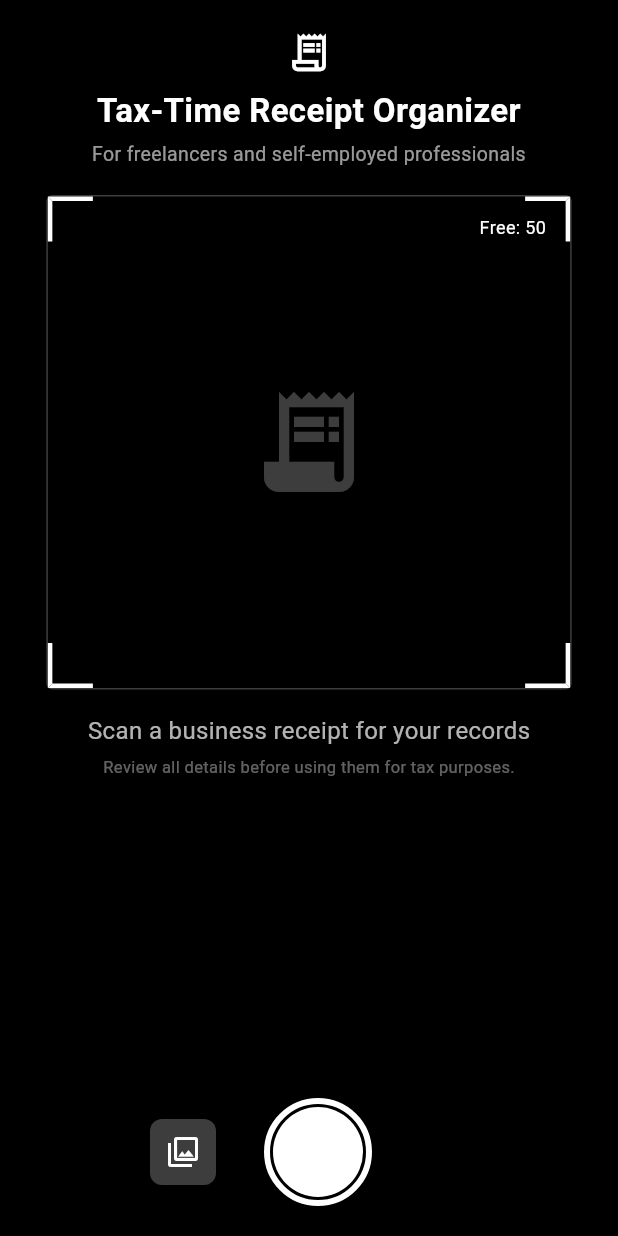
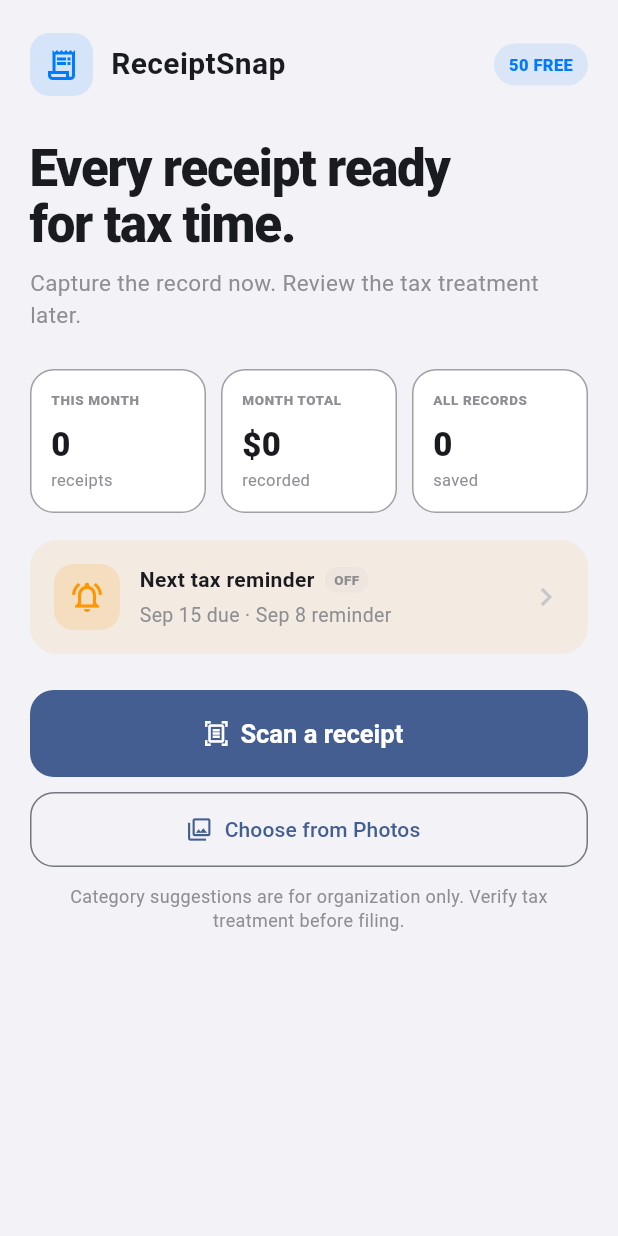
Before and after one commit to bambi2008/receiptsnap, a Flutter app: the CameraScreen screen opened directly, on a phone screen of 412 x 824 dp. Run offline on Flutter 3.47's test engine with Material 3 defaults, Android fonts, the light colour scheme and no system bars; our stand-ins replace csv, flutter_slidable, hive, hive_flutter, image_picker, share_plus; accounts and stored records are empty.

Commit message:
Turn camera landing into tax dashboard

```diff
--- a/app/lib/app.dart
+++ b/app/lib/app.dart
@@ -71,9 +71,9 @@ class _AppShellState extends State<AppShell> {
         onTap: (i) => setState(() => _currentIndex = i),
         items: const [
           BottomNavigationBarItem(
-            icon: Icon(Icons.camera_alt_outlined),
-            activeIcon: Icon(Icons.camera_alt),
-            label: 'Camera',
+            icon: Icon(Icons.home_outlined),
+            activeIcon: Icon(Icons.home),
+            label: 'Home',
           ),
           BottomNavigationBarItem(
             icon: Icon(Icons.receipt_long_outlined),
--- a/app/lib/screens/camera_screen.dart
+++ b/app/lib/screens/camera_screen.dart
@@ -1,12 +1,17 @@
 import 'package:flutter/material.dart';
 import 'package:flutter/services.dart';
+import 'package:hive_flutter/hive_flutter.dart';
 import 'package:image_picker/image_picker.dart';
+import 'package:intl/intl.dart';
 import 'package:provider/provider.dart';
+import '../config/theme.dart';
 import '../providers/receipt_provider.dart';
 import '../providers/subscription_provider.dart';
 import '../models/receipt.dart';
 import '../services/ocr_service.dart';
 import '../services/receipt_image_store.dart';
+import '../services/tax_reminder_service.dart';
+import 'tax_reminders_screen.dart';
 import '../widgets/result_sheet.dart';
 import '../widgets/paywall_sheet.dart';
 
@@ -153,193 +158,180 @@ class _CameraScreenState extends State<CameraScreen> {
     );
   }
 
+  TaxDeadline? _nextTaxDeadline() {
+    final settings = Hive.box('settings');
+    final now = DateTime.now();
+    final deadlines =
+        TaxReminderService.federal2026Deadlines
+            .map((deadline) {
+              final stored =
+                  settings.get(
+                        '${TaxReminderService.dateSettingsKeyPrefix}${deadline.id}',
+                      )
+                      as String?;
+              return deadline.copyWith(
+                date: stored == null ? null : DateTime.tryParse(stored),
+              );
+            })
+            .where((deadline) => deadline.date.isAfter(now))
+            .toList()
+          ..sort((a, b) => a.date.compareTo(b.date));
+    return deadlines.firstOrNull;
+  }
+
   @override
   Widget build(BuildContext context) {
     final sub = context.watch<SubscriptionProvider>();
+    final receipts = context.watch<ReceiptProvider>();
+    final nextDeadline = _nextTaxDeadline();
+    final remindersEnabled =
+        Hive.box(
+              'settings',
+            ).get(TaxReminderService.enabledSettingsKey, defaultValue: false)
+            as bool;
 
     return Scaffold(
-      backgroundColor: Colors.black,
-      body: SafeArea(
-        child: Stack(
+      backgroundColor: AppTheme.bg,
+      body: Stack(
         fit: StackFit.expand,
         children: [
-            // Viewfinder background
-            Column(
+          SafeArea(
+            child: ListView(
+              padding: const EdgeInsets.fromLTRB(20, 22, 20, 28),
               children: [
-                const SizedBox(height: 20),
-                const Icon(
+                Row(
+                  children: [
+                    Container(
+                      width: 42,
+                      height: 42,
+                      decoration: BoxDecoration(
+                        color: AppTheme.blue.withValues(alpha: 0.12),
+                        borderRadius: BorderRadius.circular(13),
+                      ),
+                      child: const Icon(
                         Icons.receipt_long_outlined,
-                  color: Colors.white,
-                  size: 30,
+                        color: AppTheme.blue,
                       ),
-                const SizedBox(height: 8),
+                    ),
+                    const SizedBox(width: 12),
                     const Text(
-                  'Tax-Time Receipt Organizer',
-                  textAlign: TextAlign.center,
+                      'ReceiptSnap',
                       style: TextStyle(
-                    color: Colors.white,
-                    fontSize: 22,
+                        fontSize: 20,
                         fontWeight: FontWeight.w700,
                       ),
                     ),
-                const SizedBox(height: 4),
+                    const Spacer(),
+                    _PlanBadge(
+                      label: sub.isPro ? 'PRO' : '${sub.remainingFree} FREE',
+                    ),
+                  ],
+                ),
+                const SizedBox(height: 30),
                 const Text(
-                  'For freelancers and self-employed professionals',
-                  textAlign: TextAlign.center,
-                  style: TextStyle(color: Colors.white60, fontSize: 13),
+                  'Every receipt ready\nfor tax time.',
+                  style: TextStyle(
+                    fontSize: 34,
+                    height: 1.08,
+                    fontWeight: FontWeight.w800,
+                    letterSpacing: -0.8,
+                  ),
+                ),
+                const SizedBox(height: 10),
+                const Text(
+                  'Capture the record now. Review the tax treatment later.',
+                  style: TextStyle(
+                    color: AppTheme.textSecondary,
+                    fontSize: 15,
+                    height: 1.4,
+                  ),
+                ),
+                const SizedBox(height: 26),
+                Row(
+                  children: [
+                    Expanded(
+                      child: _StatCard(
+                        label: 'THIS MONTH',
+                        value: '${receipts.monthlyCount}',
+                        detail: 'receipts',
+                      ),
+                    ),
+                    const SizedBox(width: 10),
+                    Expanded(
+                      child: _StatCard(
+                        label: 'MONTH TOTAL',
+                        value: NumberFormat.currency(
+                          symbol: r'$',
+                          decimalDigits: 0,
+                        ).format(receipts.monthlyTotal),
+                        detail: 'recorded',
+                      ),
+                    ),
+                    const SizedBox(width: 10),
+                    Expanded(
+                      child: _StatCard(
+                        label: 'ALL RECORDS',
+                        value: '${receipts.count}',
+                        detail: 'saved',
+                      ),
+                    ),
+                  ],
                 ),
                 const SizedBox(height: 18),
-                // Viewfinder frame
-                Container(
-                  width: MediaQuery.of(context).size.width * 0.85,
-                  height: MediaQuery.of(context).size.height * 0.40,
-                  decoration: BoxDecoration(
-                    border: Border.all(color: Colors.white24, width: 1),
-                    borderRadius: BorderRadius.circular(4),
+                _ReminderCard(
+                  deadline: nextDeadline,
+                  enabled: remindersEnabled,
+                  onTap: () =>
+                      Navigator.push(
+                        context,
+                        MaterialPageRoute(
+                          builder: (_) => const TaxRemindersScreen(),
                         ),
-                  child: Stack(
-                    children: [
-                      // Corner brackets
-                      ...['tl', 'tr', 'bl', 'br'].map((pos) {
-                        final isLeft = pos.contains('l');
-                        final isTop = pos.contains('t');
-                        return Positioned(
-                          left: isLeft ? 0 : null,
-                          right: isLeft ? null : 0,
-                          top: isTop ? 0 : null,
-                          bottom: isTop ? null : 0,
-                          child: Container(
-                            width: 30,
-                            height: 30,
-                            decoration: BoxDecoration(
-                              border: Border(
-                                left: isLeft
-                                    ? const BorderSide(
-                                        color: Colors.white,
-                                        width: 3,
-                                      )
-                                    : BorderSide.none,
-                                right: !isLeft
-                                    ? const BorderSide(
-                                        color: Colors.white,
-                                        width: 3,
-                                      )
-                                    : BorderSide.none,
-                                top: isTop
-                                    ? const BorderSide(
-                                        color: Colors.white,
-                                        width: 3,
-                                      )
-                                    : BorderSide.none,
-                                bottom: !isTop
-                                    ? const BorderSide(
-                                        color: Colors.white,
-                                        width: 3,
-                                      )
-                                    : BorderSide.none,
+                      ).then((_) {
+                        if (mounted) setState(() {});
+                      }),
+                ),
+                const SizedBox(height: 24),
+                FilledButton.icon(
+                  onPressed: _captureReceipt,
+                  icon: const Icon(Icons.document_scanner_outlined),
+                  label: const Text('Scan a receipt'),
+                  style: FilledButton.styleFrom(
+                    minimumSize: const Size.fromHeight(58),
+                    textStyle: const TextStyle(
+                      fontSize: 17,
+                      fontWeight: FontWeight.w700,
+                    ),
+                    shape: RoundedRectangleBorder(
+                      borderRadius: BorderRadius.circular(16),
                     ),
                   ),
                 ),
-                        );
-                      }),
-                      // Free badge
-                      Positioned(
-                        top: 8,
-                        right: 8,
-                        child: Container(
-                          padding: const EdgeInsets.symmetric(
-                            horizontal: 8,
-                            vertical: 4,
-                          ),
-                          decoration: BoxDecoration(
-                            color: Colors.black54,
-                            borderRadius: BorderRadius.circular(12),
-                          ),
-                          child: Text(
-                            sub.isPro ? 'Pro' : 'Free: ${sub.remainingFree}',
-                            style: const TextStyle(
-                              color: Colors.white,
-                              fontSize: 12,
+                const SizedBox(height: 10),
+                OutlinedButton.icon(
+                  onPressed: _pickFromGallery,
+                  icon: const Icon(Icons.photo_library_outlined),
+                  label: const Text('Choose from Photos'),
+                  style: OutlinedButton.styleFrom(
+                    minimumSize: const Size.fromHeight(50),
+                    shape: RoundedRectangleBorder(
+                      borderRadius: BorderRadius.circular(16),
                     ),
                   ),
                 ),
-                      ),
-                      // Placeholder receipt preview
-                      const Center(
-                        child: Icon(
-                          Icons.receipt_long,
-                          color: Colors.white24,
-                          size: 80,
+                const SizedBox(height: 12),
+                const Text(
+                  'Category suggestions are for organization only. Verify tax treatment before filing.',
+                  textAlign: TextAlign.center,
+                  style: TextStyle(
+                    color: AppTheme.textSecondary,
+                    fontSize: 12,
+                    height: 1.35,
                   ),
                 ),
               ],
             ),
           ),
-                const SizedBox(height: 16),
-                const Text(
-                  'Scan a business receipt for your records',
-                  style: TextStyle(color: Colors.white70, fontSize: 16),
-                ),
-                const SizedBox(height: 5),
-                const Text(
-                  'Review all details before using them for tax purposes.',
-                  style: TextStyle(color: Colors.white38, fontSize: 11),
-                ),
-                const Spacer(),
-                // Shutter area
-                Padding(
-                  padding: const EdgeInsets.only(bottom: 20),
-                  child: Row(
-                    mainAxisAlignment: MainAxisAlignment.center,
-                    children: [
-                      // Gallery button
-                      GestureDetector(
-                        onTap: _pickFromGallery,
-                        child: Container(
-                          width: 44,
-                          height: 44,
-                          decoration: BoxDecoration(
-                            color: Colors.white24,
-                            borderRadius: BorderRadius.circular(8),
-                          ),
-                          child: const Icon(
-                            Icons.photo_library_outlined,
-                            color: Colors.white,
-                            size: 24,
-                          ),
-                        ),
-                      ),
-                      const SizedBox(width: 32),
-                      // Shutter button
-                      GestureDetector(
-                        onTap: _captureReceipt,
-                        child: Container(
-                          width: 72,
-                          height: 72,
-                          decoration: BoxDecoration(
-                            shape: BoxShape.circle,
-                            border: Border.all(color: Colors.white, width: 4),
-                          ),
-                          child: Center(
-                            child: Container(
-                              width: 60,
-                              height: 60,
-                              decoration: const BoxDecoration(
-                                shape: BoxShape.circle,
-                                color: Colors.white,
-                              ),
-                            ),
-                          ),
-                        ),
-                      ),
-                      const SizedBox(width: 64), // Spacer for symmetry
-                    ],
-                  ),
-                ),
-              ],
-            ),
-
-            // Processing overlay
           if (_isProcessing)
             Container(
               color: Colors.black87,
@@ -363,7 +355,181 @@ class _CameraScreenState extends State<CameraScreen> {
             ),
         ],
       ),
+    );
+  }
+}
+
+class _PlanBadge extends StatelessWidget {
+  final String label;
+
+  const _PlanBadge({required this.label});
+
+  @override
+  Widget build(BuildContext context) {
+    return Container(
+      padding: const EdgeInsets.symmetric(horizontal: 10, vertical: 6),
+      decoration: BoxDecoration(
+        color: AppTheme.blue.withValues(alpha: 0.10),
+        borderRadius: BorderRadius.circular(20),
+      ),
+      child: Text(
+        label,
+        style: const TextStyle(
+          color: AppTheme.blue,
+          fontSize: 11,
+          fontWeight: FontWeight.w800,
+        ),
       ),
     );
   }
 }
+
+class _StatCard extends StatelessWidget {
+  final String label;
+  final String value;
+  final String detail;
+
+  const _StatCard({
+    required this.label,
+    required this.value,
+    required this.detail,
+  });
+
+  @override
+  Widget build(BuildContext context) {
+    return Container(
+      padding: const EdgeInsets.all(13),
+      decoration: BoxDecoration(
+        color: Theme.of(context).cardColor,
+        borderRadius: BorderRadius.circular(16),
+        border: Border.all(
+          color: Theme.of(context).dividerColor.withValues(alpha: 0.7),
+        ),
+      ),
+      child: Column(
+        crossAxisAlignment: CrossAxisAlignment.start,
+        children: [
+          Text(
+            label,
+            maxLines: 1,
+            style: const TextStyle(
+              color: AppTheme.textSecondary,
+              fontSize: 9,
+              fontWeight: FontWeight.w800,
+              letterSpacing: 0.4,
+            ),
+          ),
+          const SizedBox(height: 8),
+          Text(
+            value,
+            maxLines: 1,
+            overflow: TextOverflow.ellipsis,
+            style: const TextStyle(fontSize: 22, fontWeight: FontWeight.w800),
+          ),
+          Text(
+            detail,
+            style: const TextStyle(color: AppTheme.textSecondary, fontSize: 11),
+          ),
+        ],
+      ),
+    );
+  }
+}
+
+class _ReminderCard extends StatelessWidget {
+  final TaxDeadline? deadline;
+  final bool enabled;
+  final VoidCallback onTap;
+
+  const _ReminderCard({
+    required this.deadline,
+    required this.enabled,
+    required this.onTap,
+  });
+
+  @override
+  Widget build(BuildContext context) {
+    final dueDate = deadline?.date;
+    final reminderDate = deadline == null
+        ? null
+        : TaxReminderService.reminderDateFor(deadline!);
+
+    return Material(
+      color: AppTheme.orange.withValues(alpha: 0.09),
+      borderRadius: BorderRadius.circular(18),
+      child: InkWell(
+        onTap: onTap,
+        borderRadius: BorderRadius.circular(18),
+        child: Padding(
+          padding: const EdgeInsets.all(16),
+          child: Row(
+            children: [
+              Container(
+                width: 44,
+                height: 44,
+                decoration: BoxDecoration(
+                  color: AppTheme.orange.withValues(alpha: 0.15),
+                  borderRadius: BorderRadius.circular(13),
+                ),
+                child: const Icon(
+                  Icons.notifications_active_outlined,
+                  color: AppTheme.orange,
+                ),
+              ),
+              const SizedBox(width: 13),
+              Expanded(
+                child: Column(
+                  crossAxisAlignment: CrossAxisAlignment.start,
+                  children: [
+                    Row(
+                      children: [
+                        const Text(
+                          'Next tax reminder',
+                          style: TextStyle(fontWeight: FontWeight.w700),
+                        ),
+                        const SizedBox(width: 7),
+                        Container(
+                          padding: const EdgeInsets.symmetric(
+                            horizontal: 6,
+                            vertical: 2,
+                          ),
+                          decoration: BoxDecoration(
+                            color: enabled
+                                ? AppTheme.green.withValues(alpha: 0.14)
+                                : AppTheme.textTertiary.withValues(alpha: 0.12),
+                            borderRadius: BorderRadius.circular(8),
+                          ),
+                          child: Text(
+                            enabled ? 'ON' : 'OFF',
+                            style: TextStyle(
+                              color: enabled
+                                  ? AppTheme.green
+                                  : AppTheme.textSecondary,
+                              fontSize: 9,
+                              fontWeight: FontWeight.w800,
+                            ),
+                          ),
+                        ),
+                      ],
+                    ),
+                    const SizedBox(height: 4),
+                    Text(
+                      dueDate == null
+                          ? 'Check IRS.gov for updated federal dates'
+                          : '${DateFormat.MMMd().format(dueDate)} due · ${DateFormat.MMMd().format(reminderDate!)} reminder',
+                      style: const TextStyle(
+                        color: AppTheme.textSecondary,
+                        fontSize: 13,
+                      ),
+                    ),
+                  ],
+                ),
+              ),
+              const Icon(Icons.chevron_right, color: AppTheme.textTertiary),
+            ],
+          ),
+        ),
+      ),
+    );
+  }
+}
--- a/app/lib/screens/tax_reminders_screen.dart
+++ b/app/lib/screens/tax_reminders_screen.dart
@@ -13,8 +13,6 @@ class TaxRemindersScreen extends StatefulWidget {
 }
 
 class _TaxRemindersScreenState extends State<TaxRemindersScreen> {
-  static const _enabledKey = 'tax_reminders_enabled';
-  static const _dateKeyPrefix = 'tax_reminder_date_';
   static final _irsSource = Uri.parse(
     'https://www.irs.gov/payments/electronic-funds-withdrawal-and-credit-or-debit-card-payment-options-for-individuals',
   );
@@ -30,9 +28,15 @@ class _TaxRemindersScreenState extends State<TaxRemindersScreen> {
   void initState() {
     super.initState();
     final settings = Hive.box('settings');
-    _enabled = settings.get(_enabledKey, defaultValue: false) as bool;
+    _enabled =
+        settings.get(TaxReminderService.enabledSettingsKey, defaultValue: false)
+            as bool;
     _deadlines = TaxReminderService.federal2026Deadlines.map((deadline) {
-      final stored = settings.get('$_dateKeyPrefix${deadline.id}') as String?;
+      final stored =
+          settings.get(
+                '${TaxReminderService.dateSettingsKeyPrefix}${deadline.id}',
+              )
+              as String?;
       final parsed = stored == null ? null : DateTime.tryParse(stored);
       return deadline.copyWith(date: parsed);
     }).toList();
@@ -66,7 +70,9 @@ class _TaxRemindersScreenState extends State<TaxRemindersScreen> {
           await TaxReminderService.cancel(deadline.id);
         }
       }
-      await Hive.box('settings').put(_enabledKey, value);
+      await Hive.box(
+        'settings',
+      ).put(TaxReminderService.enabledSettingsKey, value);
       if (mounted) setState(() => _enabled = value);
     } finally {
       if (mounted) setState(() => _busy = false);
@@ -87,9 +93,10 @@ class _TaxRemindersScreenState extends State<TaxRemindersScreen> {
     final updated = current.copyWith(
       date: DateTime(picked.year, picked.month, picked.day, 9),
     );
-    await Hive.box(
-      'settings',
-    ).put('$_dateKeyPrefix${current.id}', updated.date.toIso8601String());
+    await Hive.box('settings').put(
+      '${TaxReminderService.dateSettingsKeyPrefix}${current.id}',
+      updated.date.toIso8601String(),
+    );
     if (_enabled) {
       await TaxReminderService.cancel(current.id);
       if (TaxReminderService.reminderDateFor(updated).isAfter(DateTime.now())) {
--- a/app/lib/services/tax_reminder_service.dart
+++ b/app/lib/services/tax_reminder_service.dart
@@ -18,6 +18,8 @@ class TaxDeadline {
 class TaxReminderService {
   static const _channel = MethodChannel('com.receiptsnap.tax_reminders');
   static const reminderLeadTime = Duration(days: 7);
+  static const enabledSettingsKey = 'tax_reminders_enabled';
+  static const dateSettingsKeyPrefix = 'tax_reminder_date_';
 
   static final List<TaxDeadline> federal2026Deadlines = [
     TaxDeadline(
```
Also changed, not shown: 1 other file. Lines whose indentation alone changed are shown as unchanged.
